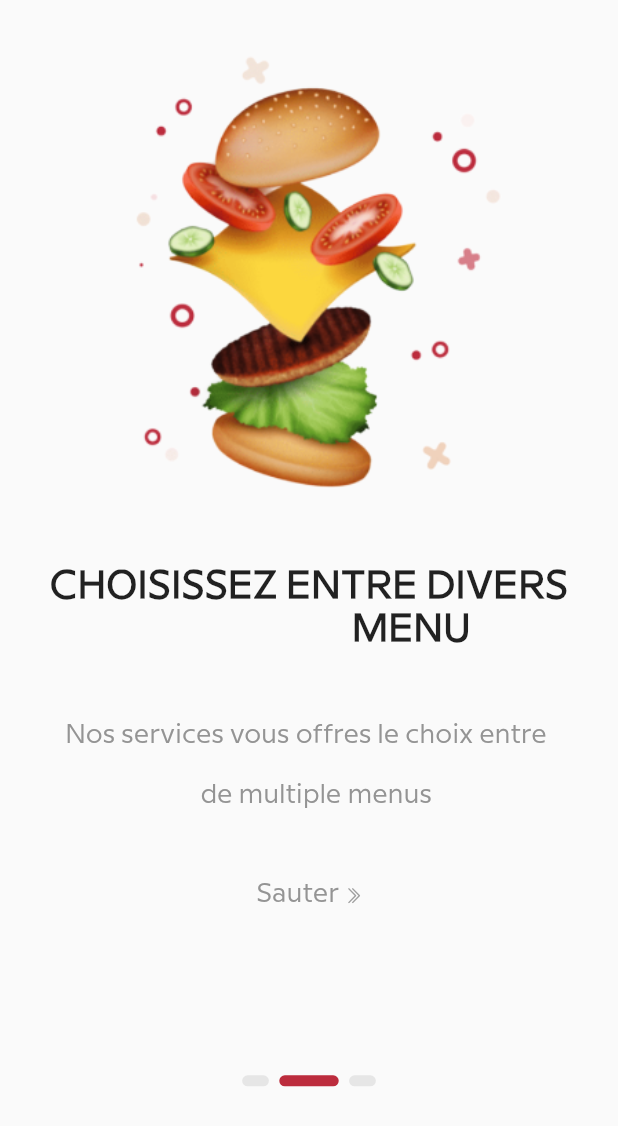
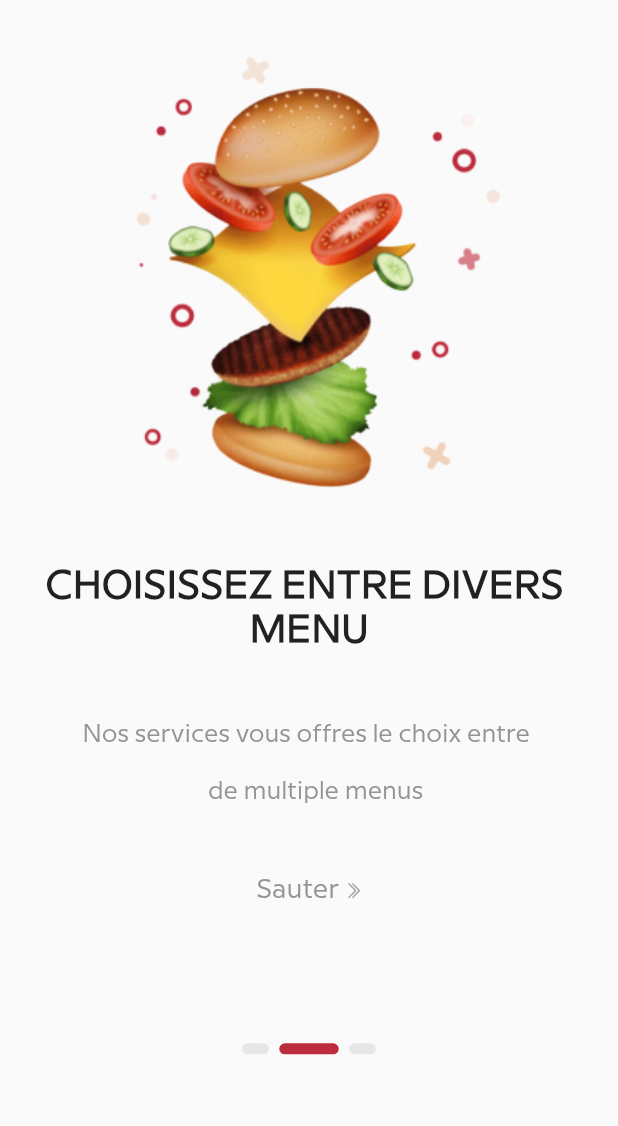
Before and after one commit to Manefa/lvfoods, a Flutter app: the screen it shows after launch, swiped to page 2, on a phone screen of 412 x 824 dp. Shown: the top 1126 px of the screen. Run offline on Flutter 3.47's test engine with Material 2 defaults, Android fonts, the phone set to English and light mode, and no system bars; our stand-ins replace bloc, country_code_picker, dartz, dio, dotted_border, equatable and 13 more; statements that could not run were skipped; key blocks and very long unbroken strings in the code were emptied for the run.

Commit message:
End Modification

```diff
--- a/lib/ui/onbaording/widgets/onbaording_two.dart
+++ b/lib/ui/onbaording/widgets/onbaording_two.dart
@@ -33,11 +33,11 @@ class OnbaordingTwo extends StatelessWidget {
                 ),
               ),
               SizedBox(
-                height: getProportionateScreenHeight(38),
+                height:38.h,
               ),
               Text(
                   AppLocalizations.of(context)!.translate("bigTextOnBorTwo"),
-                textAlign: TextAlign.center,
+
                 style: TextStyle(
                     fontFamily: "Milliard",
                     fontWeight: FontWeight.bold,
@@ -52,13 +52,13 @@ class OnbaordingTwo extends StatelessWidget {
                   AppLocalizations.of(context)!.translate("smallTextOnBorTwo"),
                   style: TextStyle(
                     fontFamily: "Milliard",
-                    fontSize: fontSize(size: 18),
+                    fontSize:18.sp,
                     color: Color(0XFF949494),
                   ),
                 ),
               ),
               SizedBox(
-                height: getProportionateScreenHeight(30),
+                height:30.h,
               ),
               Padding(
                 padding: EdgeInsets.symmetric(horizontal: 180.r),
@@ -96,7 +96,7 @@ class OnbaordingTwo extends StatelessWidget {
                 ),
               ),
               SizedBox(
-                height: 100.h,
+                height: 80.h,
               ),
               Row(
                 mainAxisAlignment: MainAxisAlignment.center,
```
Also changed, not shown: lib/ui/onbaording/widgets/onbaording_one.dart (+4 -4 lines), lib/ui/onbaording/widgets/onbaording_three.dart (+4 -5 lines).
